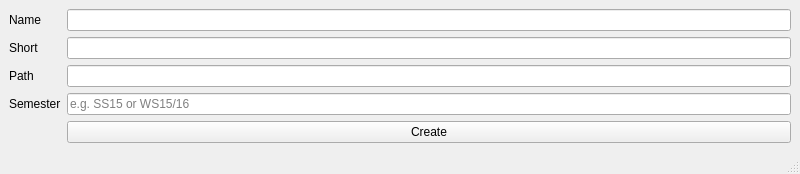
Qt form src/jukeboxcore/gui/widgets/guerilla/projectcreator.ui (JukeboxPipeline/jukebox-core) before a commit.
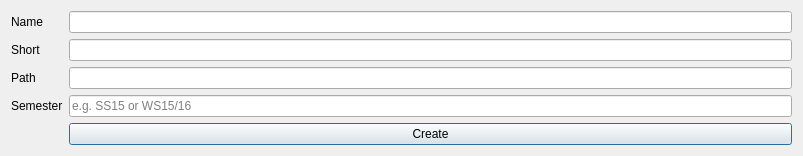
The same form after that commit.

Commit message: Chang the guerilla secondary windows to dialogs and implement create project

What changed in the file:
```diff
--- a/src/jukeboxcore/gui/widgets/guerilla/projectcreator.ui
+++ b/src/jukeboxcore/gui/widgets/guerilla/projectcreator.ui
@@ -1,33 +1,19 @@
 <?xml version="1.0" encoding="UTF-8"?>
 <ui version="4.0">
- <class>projectcreator_mwin</class>
- <widget class="QMainWindow" name="projectcreator_mwin">
+ <class>projectcreator_dialog</class>
+ <widget class="QDialog" name="projectcreator_dialog">
   <property name="geometry">
    <rect>
     <x>0</x>
     <y>0</y>
-    <width>800</width>
-    <height>167</height>
+    <width>803</width>
+    <height>145</height>
    </rect>
   </property>
   <property name="windowTitle">
    <string>Create Project</string>
   </property>
-  <widget class="QWidget" name="central_widget">
-   <layout class="QGridLayout" name="central_grid">
-    <item row="2" column="0">
-     <widget class="QLabel" name="path_lb">
-      <property name="text">
-       <string>Path</string>
-      </property>
-      <property name="alignment">
-       <set>Qt::AlignLeading|Qt::AlignLeft|Qt::AlignVCenter</set>
-      </property>
-     </widget>
-    </item>
-    <item row="2" column="1">
-     <widget class="QLineEdit" name="path_le"/>
-    </item>
+  <layout class="QGridLayout" name="gridLayout">
     <item row="0" column="0">
      <widget class="QLabel" name="name_lb">
       <property name="text">
@@ -38,9 +24,35 @@
       </property>
      </widget>
     </item>
+   <item row="0" column="1">
+    <widget class="QLineEdit" name="name_le"/>
+   </item>
+   <item row="1" column="0">
+    <widget class="QLabel" name="short_lb">
+     <property name="text">
+      <string>Short</string>
+     </property>
+     <property name="alignment">
+      <set>Qt::AlignLeading|Qt::AlignLeft|Qt::AlignVCenter</set>
+     </property>
+    </widget>
+   </item>
     <item row="1" column="1">
      <widget class="QLineEdit" name="short_le"/>
     </item>
+   <item row="2" column="0">
+    <widget class="QLabel" name="path_lb">
+     <property name="text">
+      <string>Path</string>
+     </property>
+     <property name="alignment">
+      <set>Qt::AlignLeading|Qt::AlignLeft|Qt::AlignVCenter</set>
+     </property>
+    </widget>
+   </item>
+   <item row="2" column="1">
+    <widget class="QLineEdit" name="path_le"/>
+   </item>
     <item row="3" column="0">
      <widget class="QLabel" name="semester_lb">
       <property name="text">
@@ -48,19 +60,6 @@
       </property>
      </widget>
     </item>
-    <item row="1" column="0">
-     <widget class="QLabel" name="short_lb">
-      <property name="text">
-       <string>Short</string>
-      </property>
-      <property name="alignment">
-       <set>Qt::AlignLeading|Qt::AlignLeft|Qt::AlignVCenter</set>
-      </property>
-     </widget>
-    </item>
-    <item row="0" column="1">
-     <widget class="QLineEdit" name="name_le"/>
-    </item>
     <item row="3" column="1">
      <widget class="QLineEdit" name="semester_le">
       <property name="placeholderText">
@@ -77,8 +76,6 @@
     </item>
    </layout>
   </widget>
-  <widget class="QStatusBar" name="statusbar"/>
- </widget>
  <resources/>
  <connections>
   <connection>
```
Left out of the diff: 19 changed lines with no effect on the pictures. Lines whose indentation alone changed are shown as unchanged. The commit also changes 26 other files.
